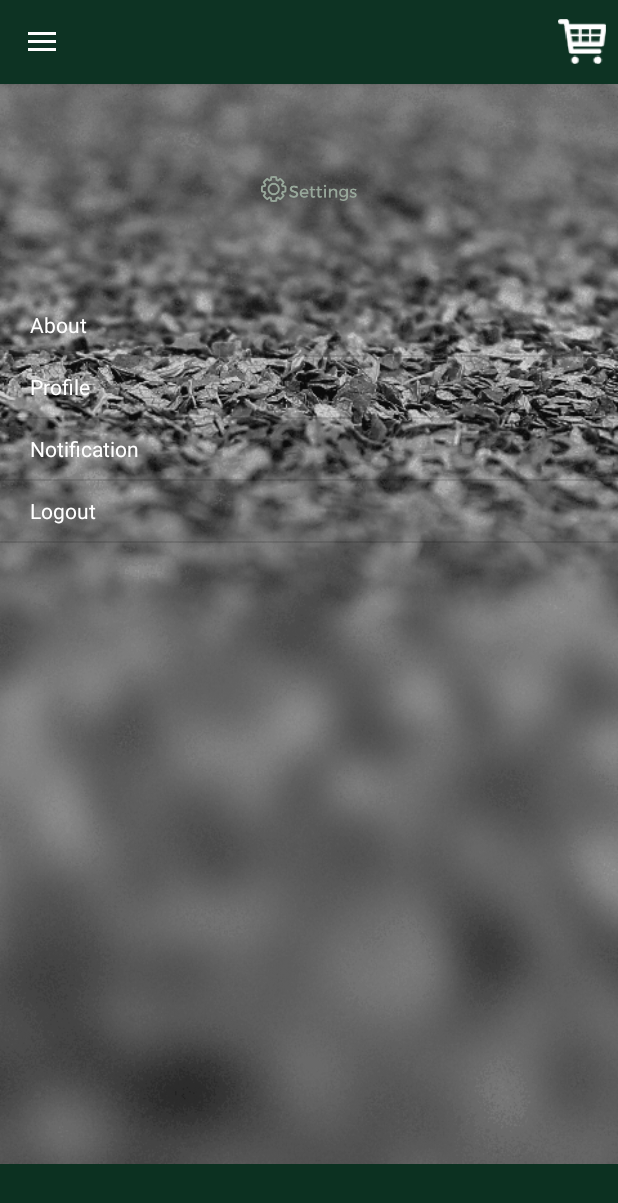
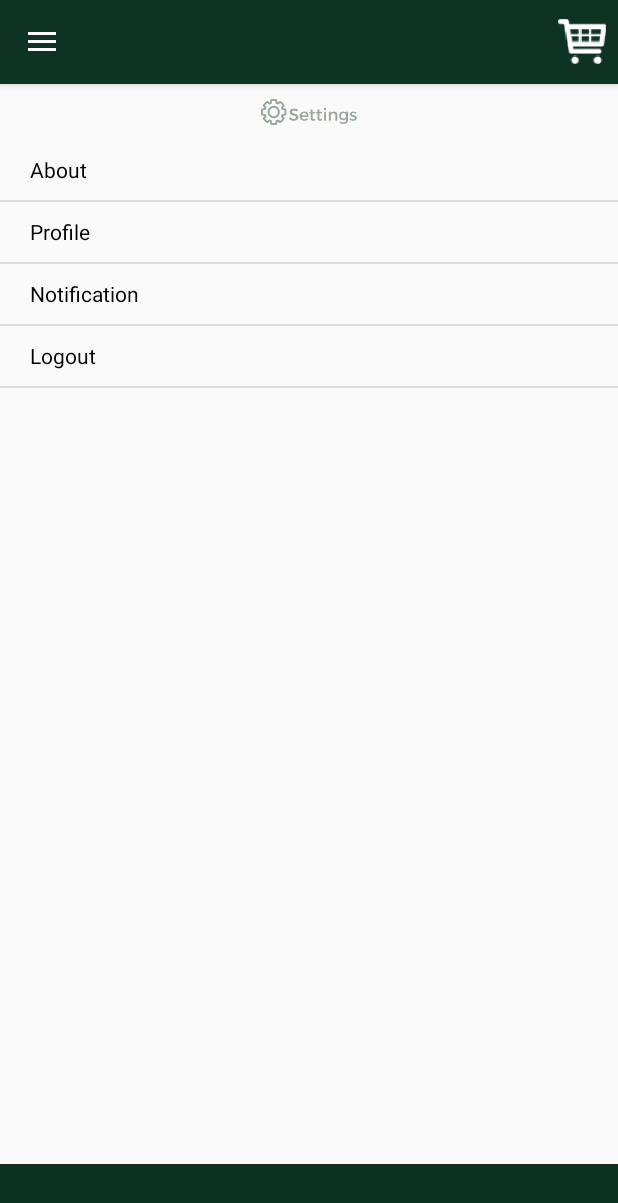
Before and after one commit to mustofa27/keiskei, an Android app: the fragment SettingFragment placed in its activity, on a phone screen of 412 x 824 dp. Shown: the top 1203 px of the screen. Run offline under Robolectric (Android 15) with nearby library versions, the phone set to English and light mode, and no system bars; libraries missing offline, so code that uses them is left out: cz.msebera.android; 1 statement that could not run was skipped.

Commit message:
background sudah diganti navigasi fragmen masih kacau

```diff
--- a/app/src/main/res/layout/activity_main.xml
+++ b/app/src/main/res/layout/activity_main.xml
@@ -21,11 +21,27 @@
         android:fitsSystemWindows="true"
         app:headerLayout="@layout/nav_header_main"
         app:menu="@menu/activity_main_drawer">
-        <ImageView
-            android:layout_width="150dp"
-            android:layout_height="wrap_content"
-            android:src="@drawable/action_icon"
-            android:layout_gravity="center"/>
+        <!--<ImageView
+        android:layout_width="150dp"
+        android:layout_height="wrap_content"
+        android:src="@drawable/action_icon"
+        android:layout_gravity="center"/>-->
+        <LinearLayout
+            android:layout_width="match_parent"
+            android:layout_height="fill_parent"
+            android:orientation="horizontal"
+            android:paddingLeft="@dimen/activity_horizontal_margin"
+            android:paddingRight="@dimen/activity_horizontal_margin">
+            <Button
+                android:layout_width="match_parent"
+                android:layout_height="@dimen/button_height"
+                android:text="@string/logout"
+                android:textAllCaps="false"
+                android:background="@color/button_green"
+                android:onClick="logout"
+                android:layout_gravity="bottom"
+                android:layout_marginBottom="@dimen/activity_vertical_margin"/>
+        </LinearLayout>
     </android.support.design.widget.NavigationView>
 
 </android.support.v4.widget.DrawerLayout>
--- a/app/src/main/res/layout/content_main.xml
+++ b/app/src/main/res/layout/content_main.xml
@@ -1,5 +1,5 @@
 <?xml version="1.0" encoding="utf-8"?>
-<LinearLayout xmlns:android="http://schemas.android.com/apk/res/android"
+<RelativeLayout xmlns:android="http://schemas.android.com/apk/res/android"
     xmlns:app="http://schemas.android.com/apk/res-auto"
     xmlns:tools="http://schemas.android.com/tools"
     android:layout_width="match_parent"
@@ -8,23 +8,21 @@
     app:layout_behavior="android.support.design.widget.AppBarLayout$ScrollingViewBehavior"
     tools:context=".MainActivity"
     tools:showIn="@layout/app_bar_main">
-
     <FrameLayout
         android:id="@+id/content_container"
         android:layout_width="match_parent"
-        android:layout_height="wrap_content"
-        android:layout_weight="1"/>
-
+        android:layout_height="fill_parent"
+        android:layout_above="@android:id/tabhost"/>
     <android.support.v4.app.FragmentTabHost
         android:id="@android:id/tabhost"
         android:layout_width="match_parent"
         android:layout_height="48dp"
-        android:background="@color/keiskei_greennav">
+        android:background="@color/keiskei_greennav"
+        android:layout_alignParentBottom="true">
 
         <FrameLayout
             android:id="@android:id/tabcontent"
             android:layout_width="0dp"
-            android:layout_height="0dp"
-            android:layout_weight="0" />
+            android:layout_height="0dp" />
     </android.support.v4.app.FragmentTabHost>
-</LinearLayout>
+</RelativeLayout>
--- a/app/src/main/res/layout/fragment_dashboard.xml
+++ b/app/src/main/res/layout/fragment_dashboard.xml
@@ -16,7 +16,6 @@
             android:layout_width="match_parent"
             android:layout_height="match_parent"
             android:orientation="vertical"
-            android:background="@drawable/bg_green_half"
             android:layout_weight="0.2">
             <LinearLayout
                 android:layout_width="match_parent"
--- a/app/src/main/res/layout/fragment_notification.xml
+++ b/app/src/main/res/layout/fragment_notification.xml
@@ -1,7 +1,6 @@
 <FrameLayout xmlns:android="http://schemas.android.com/apk/res/android"
     xmlns:tools="http://schemas.android.com/tools" android:layout_width="match_parent"
     android:layout_height="match_parent"
-    android:background="@drawable/bg_green_half"
     tools:context="com.keiskeismartsystem.fragment.NotificationFragment">
 
     <!-- TODO: Update blank fragment layout -->
--- a/app/src/main/res/layout/fragment_profile.xml
+++ b/app/src/main/res/layout/fragment_profile.xml
@@ -1,7 +1,6 @@
 <FrameLayout xmlns:android="http://schemas.android.com/apk/res/android"
     xmlns:tools="http://schemas.android.com/tools" android:layout_width="match_parent"
     android:layout_height="match_parent"
-    android:background="@drawable/bg_grey"
     tools:context="com.keiskeismartsystem.fragment.ProfileFragment">
     <LinearLayout
         android:layout_width="fill_parent"
--- a/app/src/main/res/layout/fragment_setting.xml
+++ b/app/src/main/res/layout/fragment_setting.xml
@@ -1,39 +1,37 @@
 <LinearLayout xmlns:android="http://schemas.android.com/apk/res/android"
-    xmlns:tools="http://schemas.android.com/tools" android:layout_width="match_parent"
+    xmlns:tools="http://schemas.android.com/tools"
+    android:layout_width="match_parent"
     android:layout_height="match_parent"
+    android:layout_gravity="center"
     android:orientation="vertical"
-    android:layout_gravity="center"
-    android:weightSum="1"
-    android:background="@drawable/bg_grey"
     tools:context="com.keiskeismartsystem.fragment.SettingFragment">
 
     <LinearLayout
         android:layout_width="match_parent"
         android:layout_height="wrap_content"
+        android:layout_gravity="center"
+        android:gravity="center"
         android:orientation="horizontal"
-        android:layout_weight="0.2"
-        android:gravity="center"
-        android:layout_gravity="center"
-        android:padding="10dp"
-        >
+        android:padding="10dp">
+
         <ImageView
             android:layout_width="30dp"
             android:layout_height="wrap_content"
             android:layout_weight="1"
-            android:src="@drawable/setting_title"
-            />
+            android:src="@drawable/setting_title" />
     </LinearLayout>
+
     <LinearLayout
         android:layout_width="match_parent"
         android:layout_height="wrap_content"
-        android:layout_weight="0.8"
-        android:orientation="vertical"
-        >
+        android:layout_weight="8"
+        android:orientation="vertical">
+
         <ListView
+            android:id="@+id/lv_setting"
             android:layout_width="fill_parent"
             android:layout_height="wrap_content"
-            android:layout_weight="1"
-            android:id="@+id/lv_setting"/>
+            android:layout_weight="1" />
     </LinearLayout>
 
 
--- a/app/src/main/res/layout/list_setting.xml
+++ b/app/src/main/res/layout/list_setting.xml
@@ -11,6 +11,6 @@
         android:layout_width="fill_parent"
         android:layout_height="wrap_content"
         android:id="@+id/tv_title"
-        android:textColor="@color/white"
+        android:textColor="@android:color/black"
         />
 </RelativeLayout>
--- a/app/src/main/res/menu/activity_main_drawer.xml
+++ b/app/src/main/res/menu/activity_main_drawer.xml
@@ -24,13 +24,4 @@
             android:title="Chat" />
     </group>
 
-    <item android:title="Session">
-        <menu>
-            <item
-                android:id="@+id/nav_signout"
-                android:icon="@drawable/icon_drawer_dashboard"
-                android:title="Sign Out" />
-        </menu>
-    </item>
-
 </menu>
--- a/app/src/main/res/values/colors.xml
+++ b/app/src/main/res/values/colors.xml
@@ -23,6 +23,5 @@
     <item name="keiskei_landing_bg" type="color">#A2A2A2</item>
     <item name="keiskei_dark_grey" type="color">#8c8c8c</item>
     <item name="keiskei_green_date" type="color">#346F1D</item>
-
-
+    <item name="button_green" type="color">#0D5D52</item>
 </resources>
--- a/app/src/main/res/values/dimens.xml
+++ b/app/src/main/res/values/dimens.xml
@@ -6,5 +6,6 @@
     <dimen name="tab_height">80dp</dimen>
     <dimen name="tab_icon">50dp</dimen>
     <dimen name="nav_header_vertical_spacing">16dp</dimen>
-    <dimen name="nav_header_height">120dp</dimen>
+    <dimen name="nav_header_height">150dp</dimen>
+    <dimen name="button_height">50dp</dimen>
 </resources>
--- a/app/src/main/res/values/strings.xml
+++ b/app/src/main/res/values/strings.xml
@@ -50,4 +50,5 @@
     <string name="facebook_app_id">727802654022279</string>
     <string name="navigation_drawer_open">Open navigation drawer</string>
     <string name="navigation_drawer_close">Close navigation drawer</string>
+    <string name="logout">Sign Out</string>
 </resources>
--- a/app/src/main/res/values/styles.xml
+++ b/app/src/main/res/values/styles.xml
@@ -21,6 +21,9 @@
     </style>
     <style name="noAnimTheme" parent="Theme.AppCompat.Light.NoActionBar">
         <item name="android:windowAnimationStyle">@null</item>
+        <item name="colorPrimary">#0D3323</item>
+        <item name="colorPrimaryDark">#0D3323</item>
+        <item name="colorAccent">#DBDBDB</item>
     </style>
     <style name="AppTheme.AppBarOverlay" parent="ThemeOverlay.AppCompat.Dark.ActionBar" />
     <style name="AppTheme.PopupOverlay" parent="ThemeOverlay.AppCompat.Light" />
--- a/build.gradle
+++ b/build.gradle
@@ -6,7 +6,7 @@ buildscript {
     }
     repositories { mavenCentral() }
     dependencies {
-        classpath 'com.android.tools.build:gradle:1.3.0'
+        classpath 'com.android.tools.build:gradle:2.2.2'
 
         // NOTE: Do not place your application dependencies here; they belong
         // in the individual module build.gradle files
```
Also changed, not shown: app/src/main/java/com/keiskeismartsystem/MainActivity.java (+10 -13 lines), app/src/main/res/layout/fragment_product_detail.xml (+5 -6 lines), gradle/wrapper/gradle-wrapper.properties, 2 other files.
